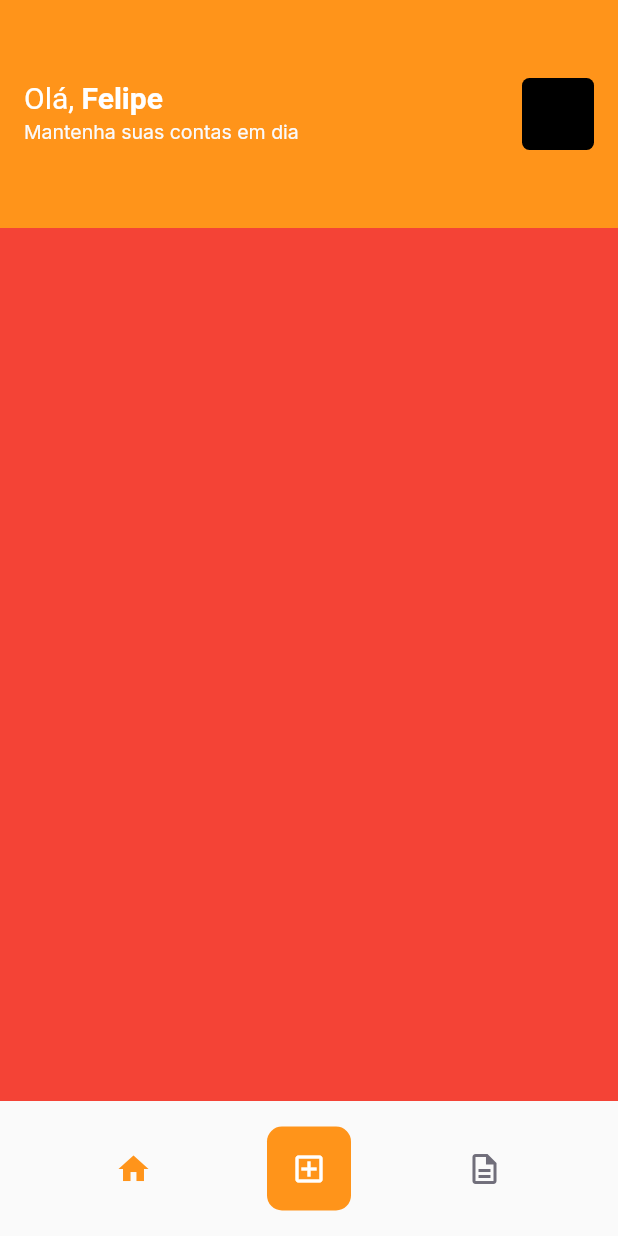
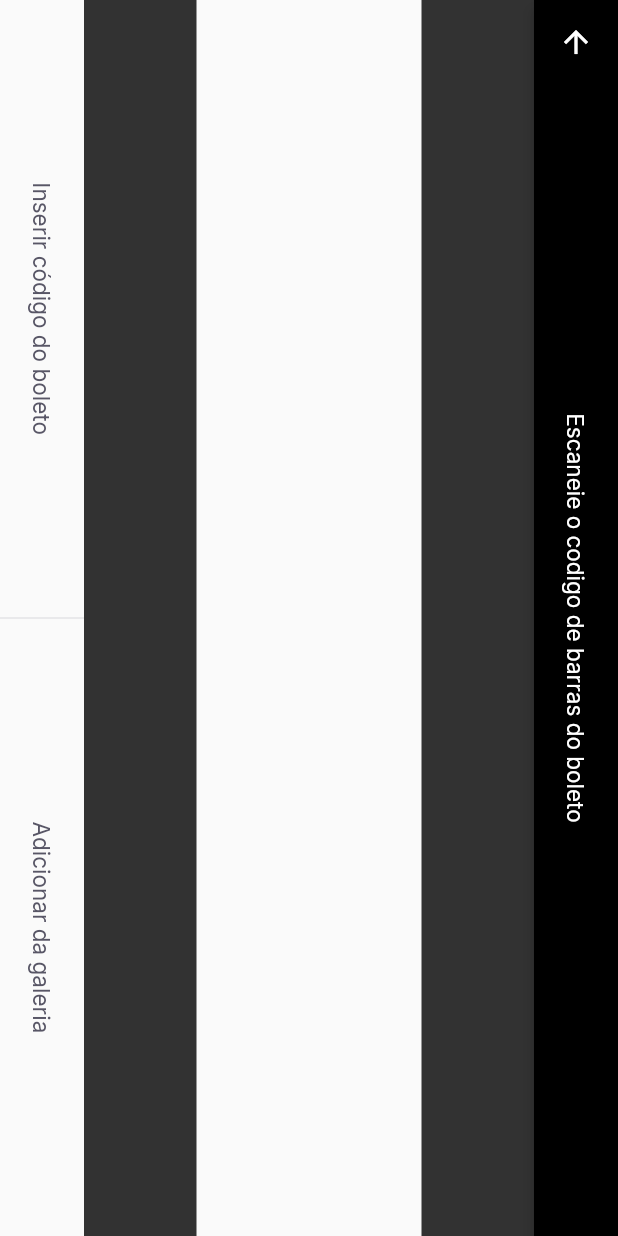
Before and after one commit to felipebaloneker/flutter.payflow, a Flutter app: the HomePage screen opened by its route, after a tap on the "add box" icon, on a phone screen of 412 x 824 dp. Run offline on Flutter 3.47's test engine with Material 2 defaults, Android fonts, the phone set to English and light mode, and no system bars; our stand-ins replace firebase_core, google_fonts, google_sign_in, shared_preferences; accounts and stored records are empty.

Commit message:
feature/ Bar code scanner page

```diff
--- /dev/null
+++ b/lib/modules/barcode_scanner/barcode_scanner_page.dart
@@ -0,0 +1,62 @@
+import 'package:flutter/material.dart';
+import 'package:flutter/src/widgets/framework.dart';
+import 'package:flutter/src/widgets/placeholder.dart';
+import 'package:payflow/shared/themes/app_colors.dart';
+import 'package:payflow/shared/widgets/bottom_sheet_widget.dart';
+import 'package:payflow/shared/widgets/divider_vertical/divider_veritical_widget.dart';
+import 'package:payflow/shared/widgets/set_label_buttons/set_label_buttons.dart';
+
+import '../../shared/themes/app_text_styles.dart';
+import '../../shared/widgets/label_button/label_button.dart';
+
+class BarcodeScannerPage extends StatefulWidget {
+  const BarcodeScannerPage({super.key});
+
+  @override
+  State<BarcodeScannerPage> createState() => _BarcodeScannerPageState();
+}
+
+class _BarcodeScannerPageState extends State<BarcodeScannerPage> {
+  @override
+  Widget build(BuildContext context) {
+    // return BottomSheetWidget(
+    //   title: "Não foi possivel identificar um código de barras.",
+    //   subtitle: "Tente escanear novamente ou digite o código do seu boleto.",
+    //   primaryLabel: 'Escanear novamente',
+    //   secondaryLabel: 'Digitar código',
+    //   primaryOnPressed: () {},
+    //   secondaryOnPressed: () {},
+    // );
+    return SafeArea(
+      top: true,
+      bottom: true,
+      left: true,
+      right: true,
+      child: RotatedBox(
+        quarterTurns: 1,
+        child: Scaffold(
+          appBar: AppBar(
+            backgroundColor: Colors.black,
+            title: Text("Escaneie o codigo de barras do boleto",
+                style: AppTextStyles.buttonBackground),
+            leading: BackButton(color: AppColors.background),
+            centerTitle: true,
+          ),
+          body: Column(
+            children: [
+              Expanded(child: Container(color: Colors.black.withOpacity(0.8))),
+              Expanded(flex: 2, child: Container(color: Colors.transparent)),
+              Expanded(child: Container(color: Colors.black.withOpacity(0.8))),
+            ],
+          ),
+          bottomNavigationBar: SetLabelButtons(
+            primaryLabel: "Inserir código do boleto",
+            primaryOnPressed: () {},
+            secondaryLabel: "Adicionar da galeria",
+            secondaryOnPressed: () {},
+          ),
+        ),
+      ),
+    );
+  }
+}
--- a/lib/modules/home/home_page.dart
+++ b/lib/modules/home/home_page.dart
@@ -60,7 +60,7 @@ class _HomePageState extends State<HomePage> {
               icon: Icon(Icons.home, color: AppColors.primary)),
           GestureDetector(
             onTap: () {
-              print("Clicou");
+              Navigator.pushNamed(context, "/barcode_scanner");
             },
             child: Container(
                 width: 56,
--- a/lib/modules/login/login_controller.dart
+++ b/lib/modules/login/login_controller.dart
@@ -1,7 +1,7 @@
 import 'package:flutter/material.dart';
 import 'package:google_sign_in/google_sign_in.dart';
 
-import '../../models/user_model.dart';
+import '../../shared/models/user_model.dart';
 import '../../shared/auth/auth_controller.dart';
 
 class LoginController {
--- a/lib/shared/auth/auth_controller.dart
+++ b/lib/shared/auth/auth_controller.dart
@@ -1,7 +1,7 @@
 import 'package:flutter/material.dart';
 import 'package:shared_preferences/shared_preferences.dart';
 
-import '../../models/user_model.dart';
+import '../models/user_model.dart';
 import '../../modules/home/home_page.dart';
 import '../../modules/login/login_page.dart';
 
--- /dev/null
+++ b/lib/shared/widgets/divider_vertical/divider_veritical_widget.dart
@@ -0,0 +1,15 @@
+import 'package:flutter/material.dart';
+import 'package:flutter/src/widgets/framework.dart';
+import 'package:flutter/src/widgets/placeholder.dart';
+
+import '../../themes/app_colors.dart';
+
+class DividerVerticalWidget extends StatelessWidget {
+  const DividerVerticalWidget({super.key});
+
+  @override
+  Widget build(BuildContext context) {
+    return Container(
+        width: 1, height: double.maxFinite, color: AppColors.stroke);
+  }
+}
--- /dev/null
+++ b/lib/shared/widgets/label_button/label_button.dart
@@ -0,0 +1,31 @@
+import 'package:flutter/material.dart';
+import 'package:flutter/src/widgets/framework.dart';
+import 'package:flutter/src/widgets/placeholder.dart';
+
+import '../../themes/app_text_styles.dart';
+
+class LabelButton extends StatelessWidget {
+  final String label;
+  final VoidCallback onPressed;
+  final TextStyle? style;
+  const LabelButton({
+    super.key,
+    required this.label,
+    required this.onPressed,
+    this.style,
+  });
+
+  @override
+  Widget build(BuildContext context) {
+    return Container(
+      height: 56,
+      child: TextButton(
+        onPressed: () {},
+        child: Text(
+          label,
+          style: style ?? AppTextStyles.buttonHeading,
+        ),
+      ),
+    );
+  }
+}
--- /dev/null
+++ b/lib/shared/widgets/set_label_buttons/set_label_buttons.dart
@@ -0,0 +1,46 @@
+import 'package:flutter/material.dart';
+import 'package:flutter/src/widgets/framework.dart';
+import 'package:flutter/src/widgets/placeholder.dart';
+
+import '../../themes/app_text_styles.dart';
+import '../divider_vertical/divider_veritical_widget.dart';
+import '../label_button/label_button.dart';
+
+class SetLabelButtons extends StatelessWidget {
+  final String primaryLabel;
+  final String secondaryLabel;
+  final VoidCallback primaryOnPressed;
+  final VoidCallback secondaryOnPressed;
+  final bool enablePrimaryColor;
+
+  const SetLabelButtons(
+      {super.key,
+      required this.primaryLabel,
+      required this.secondaryLabel,
+      required this.primaryOnPressed,
+      required this.secondaryOnPressed,
+      this.enablePrimaryColor = false});
+
+  @override
+  Widget build(BuildContext context) {
+    return Container(
+      height: 56,
+      child: Row(
+        children: [
+          Expanded(
+              child: LabelButton(
+            label: primaryLabel,
+            onPressed: primaryOnPressed,
+            style: enablePrimaryColor ? AppTextStyles.buttonPrimary : null,
+          )),
+          DividerVerticalWidget(),
+          Expanded(
+              child: LabelButton(
+            label: secondaryLabel,
+            onPressed: secondaryOnPressed,
+          )),
+        ],
+      ),
+    );
+  }
+}
```
Also changed, not shown: lib/main.dart (+10 -0 lines), lib/shared/widgets/bottom_sheet_widget.dart (added, +74 -0 lines), lib/shared/models/user_model.dart (renamed from lib/models/user_model.dart).
